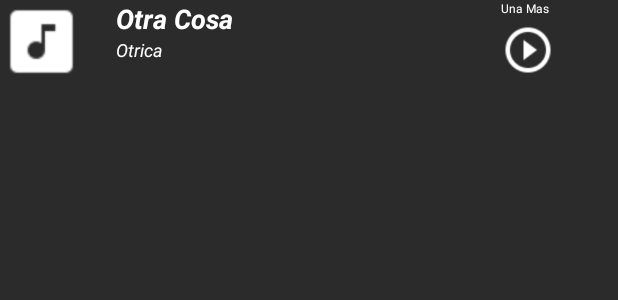
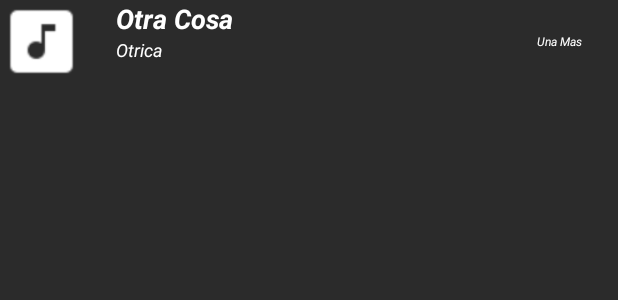
Before and after one commit to chrisarbe/app, an Android app: the layout rows.xml on its own in the app's theme, with its tools: preview values and no code run, on a phone screen of 412 x 824 dp. Shown: the top 300 px of the screen. Run offline under Robolectric (Android 15) with nearby library versions, the phone set to English and light mode, and no system bars; network calls fail; Roboto replaces fonts that are not available here.

Commit message:
imagenes de las canciones

```diff
--- a/src/main/java/com/digizone/chrisarbe/musicproject/Reproductive.java
+++ b/src/main/java/com/digizone/chrisarbe/musicproject/Reproductive.java
@@ -40,7 +40,6 @@ public class Reproductive extends AppCompatActivity implements MediaPlayerContro
         Bundle bundle = this.getIntent().getExtras();
         FilePath = bundle.getString("Url");
         urlAlbum = bundle.getString("urlAlbum");
-        lista = (ArrayList<String>) getIntent().getStringArrayListExtra("arrPath");
         imgUrlAlbum(urlAlbum);
         playAudio();
 
--- a/src/main/res/layout/rows.xml
+++ b/src/main/res/layout/rows.xml
@@ -60,22 +60,19 @@
             android:layout_width="55dp"
             android:layout_height="55dp"
             android:layout_weight="1"
+            android:gravity="center_vertical|center_horizontal"
             android:orientation="vertical">
 
             <TextView
                 android:id="@+id/textView_Time"
                 android:layout_width="match_parent"
                 android:layout_height="wrap_content"
+                android:gravity="center_vertical|center_horizontal"
                 android:text="Una Mas"
                 android:textColor="@android:color/background_light"
-                android:textSize="8sp" />
+                android:textSize="8sp"
+                android:textStyle="italic" />
 
-            <ImageView
-                android:id="@+id/imageView_PlayBarra"
-                android:layout_width="36dp"
-                android:layout_height="wrap_content"
-                app:srcCompat="@drawable/play_circle_outline"
-                android:contentDescription="Hola Mundo" />
         </LinearLayout>
 
     </LinearLayout>
--- /dev/null
+++ b/src/main/res/xml/backup_descriptor.xml
@@ -0,0 +1,4 @@
+<?xml version="1.0" encoding="utf-8"?>
+<full-backup-content>
+    <!-- Exclude specific shared preferences that contain GCM registration Id -->
+</full-backup-content>
```
Also changed, not shown: src/main/java/com/digizone/chrisarbe/musicproject/Reproductor.java (+33 -12 lines), src/main/res/layout/fragment_reproductor.xml (+7 -4 lines), 1 other file.
